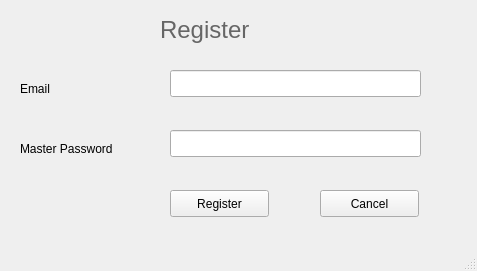
First picture: the form in guis/register.ui, repository password-manager/linux, before the edit.
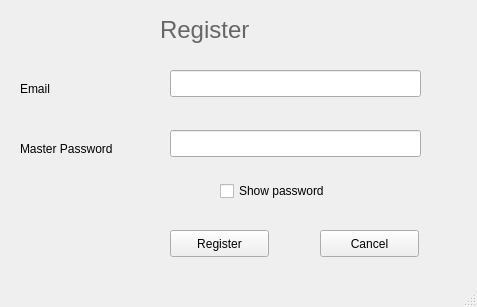
Second picture: the form after the edit.

The edit to the form file:
```diff
--- a/guis/register.ui
+++ b/guis/register.ui
@@ -7,7 +7,7 @@
     <x>0</x>
     <y>0</y>
     <width>477</width>
-    <height>271</height>
+    <height>307</height>
    </rect>
   </property>
   <property name="windowTitle">
@@ -54,7 +54,7 @@
     <property name="geometry">
      <rect>
       <x>170</x>
-      <y>190</y>
+      <y>230</y>
       <width>99</width>
       <height>27</height>
      </rect>
@@ -67,7 +67,7 @@
     <property name="geometry">
      <rect>
       <x>320</x>
-      <y>190</y>
+      <y>230</y>
       <width>99</width>
       <height>27</height>
      </rect>
@@ -99,6 +99,19 @@
      </rect>
     </property>
    </widget>
+   <widget class="QCheckBox" name="checkBox">
+    <property name="geometry">
+     <rect>
+      <x>220</x>
+      <y>180</y>
+      <width>131</width>
+      <height>22</height>
+     </rect>
+    </property>
+    <property name="text">
+     <string>Show password</string>
+    </property>
+   </widget>
   </widget>
   <widget class="QMenuBar" name="menubar">
    <property name="geometry">
```
